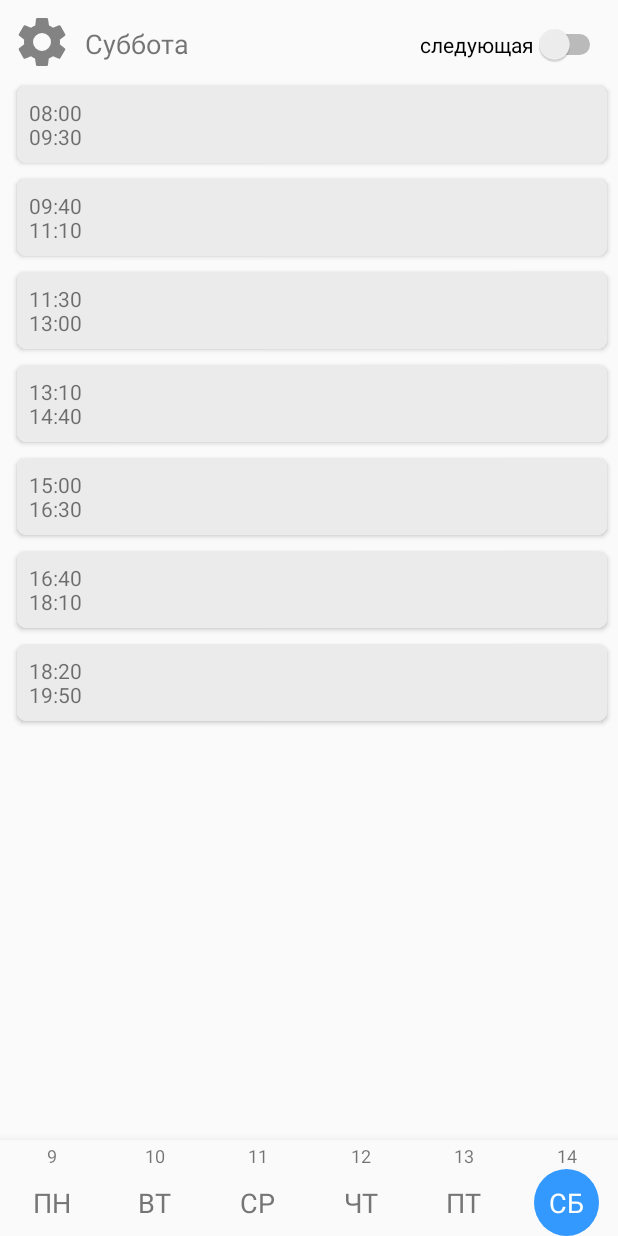
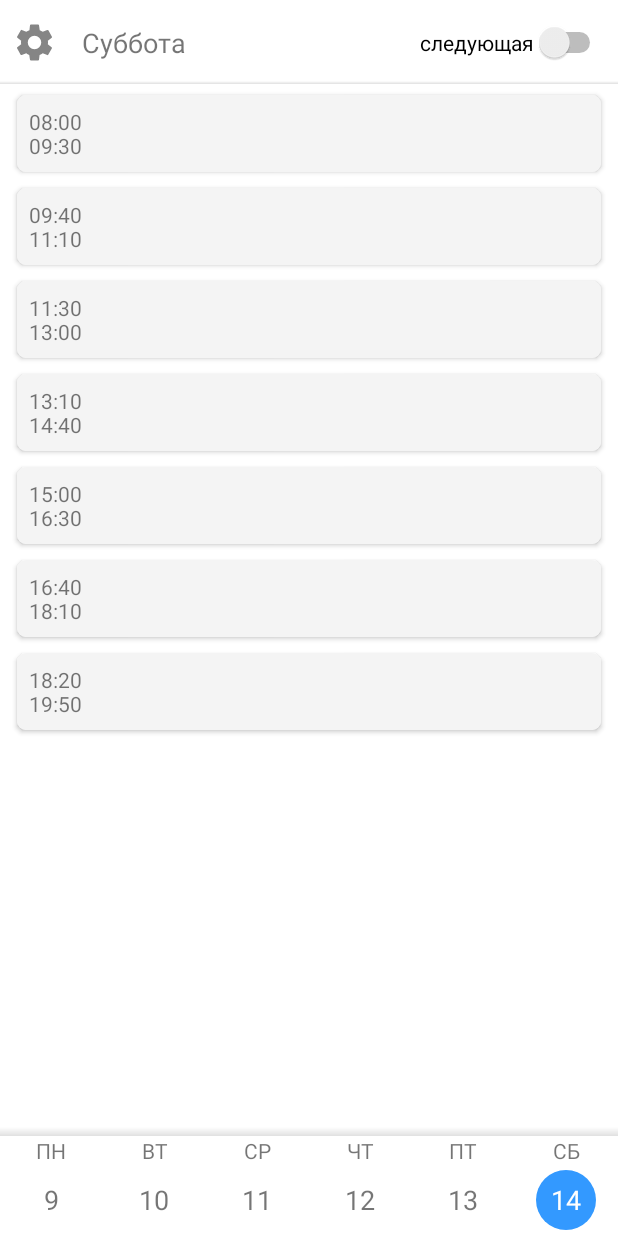
Before and after one commit to nsnk29/Schedule, an Android app: the screen it shows after launch (MainActivity), on a phone screen of 412 x 824 dp. Run offline under Robolectric (Android 15) with nearby library versions, the phone set to English and light mode, and no system bars; libraries missing offline, so code that uses them is left out: io.realm, io.realm.kotlin; 4 statements that could not run were skipped.

Commit message:
design fixes

```diff
--- a/app/src/main/java/com/example/schedule/MainActivity.kt
+++ b/app/src/main/java/com/example/schedule/MainActivity.kt
@@ -49,6 +49,8 @@ class MainActivity : AppCompatActivity() {
         super.onCreate(savedInstanceState)
         setContentView(R.layout.activity_main)
         PreferenceManager.setDefaultValues(this, R.xml.root_preferences, false)
+
+
 
         getJSON()
         setSwitchAction()
--- a/app/src/main/java/com/example/schedule/SettingsActivity.kt
+++ b/app/src/main/java/com/example/schedule/SettingsActivity.kt
@@ -131,6 +131,7 @@ class SettingsActivity : AppCompatActivity(), TimePickerDialog.OnTimeSetListener
             val notificationTimePicker = findPreference<Preference>("notification_time_picker")
             notificationTimePicker?.setOnPreferenceClickListener {
                 val timePicker = TimePickerFragment()
+
                 timePicker.show(childFragmentManager, "Время для уведомления")
                 true
             }
--- a/app/src/main/java/com/example/schedule/TimePickerFragment.kt
+++ b/app/src/main/java/com/example/schedule/TimePickerFragment.kt
@@ -17,7 +17,7 @@ class TimePickerFragment : DialogFragment() {
         val minute = c.get(Calendar.MINUTE)
 
         return TimePickerDialog(
-            activity, activity as TimePickerDialog.OnTimeSetListener?, hour, minute + 1, DateFormat.is24HourFormat(
+            activity,R.style.TimePickerTheme, activity as TimePickerDialog.OnTimeSetListener?, hour, minute + 1, DateFormat.is24HourFormat(
                 activity
             )
         )
--- a/app/src/main/java/com/example/schedule/adapters/BottomRecycleAdapter.kt
+++ b/app/src/main/java/com/example/schedule/adapters/BottomRecycleAdapter.kt
@@ -59,21 +59,21 @@ class BottomRecycleAdapter(private val allWeekDates: ArrayList<Int>, var context
 
 
     override fun onBindViewHolder(holder: CustomViewHolder, position: Int) {
-        holder.itemView.wrapper2.layoutParams.width = itemWidth
-        holder.nameOfDayField.text = nameOfWeekdays[position]
-        holder.dateField.text = currentWeekDates[position].toString()
+        holder.itemView.wrapper.layoutParams.width = itemWidth
+        holder.nameOfDayField.text = currentWeekDates[position].toString()
+        holder.dateField.text = nameOfWeekdays[position]
 
         when {
             position == selectedDay -> {
-                holder.itemView.wrapper.setBackgroundResource(R.drawable.rounded_frame_filled)
+                holder.itemView.nameOfDay.setBackgroundResource(R.drawable.rounded_frame_filled)
                 holder.itemView.nameOfDay.setTextColor(ContextCompat.getColor(context, R.color.white))
             }
             (position == currentDay) and (nextWeek) -> {
-                holder.itemView.wrapper.setBackgroundResource(R.drawable.rounded_frame)
+                holder.itemView.nameOfDay.setBackgroundResource(R.drawable.rounded_frame)
                 holder.itemView.nameOfDay.setTextColor(ContextCompat.getColor(context, R.color.black))
             }
             else -> {
-                holder.itemView.wrapper.setBackgroundResource(0)
+                holder.itemView.nameOfDay.setBackgroundResource(0)
                 holder.itemView.nameOfDay.setTextColor(ContextCompat.getColor(context, R.color.black))
             }
         }
--- /dev/null
+++ b/app/src/main/res/drawable/shadow.xml
@@ -0,0 +1,6 @@
+<shape xmlns:android="http://schemas.android.com/apk/res/android">
+    <gradient
+            android:startColor="#1F000000"
+            android:endColor="#00FFFFFF"
+            android:angle="90" />
+</shape>
--- a/app/src/main/res/layout/activity_main.xml
+++ b/app/src/main/res/layout/activity_main.xml
@@ -2,34 +2,69 @@
 <androidx.constraintlayout.widget.ConstraintLayout xmlns:android="http://schemas.android.com/apk/res/android"
         xmlns:app="http://schemas.android.com/apk/res-auto"
         xmlns:tools="http://schemas.android.com/tools"
-        android:id="@+id/wrapper"
+        android:id="@+id/wrapperRecycler"
         android:layout_width="match_parent"
         android:layout_height="match_parent"
+        android:background="@color/whity"
         tools:context=".MainActivity">
+
+
+    <androidx.constraintlayout.widget.ConstraintLayout
+            android:id="@+id/topMenu"
+            android:layout_width="match_parent"
+            android:layout_height="?android:attr/actionBarSize"
+            app:layout_constraintEnd_toEndOf="parent"
+            app:layout_constraintStart_toStartOf="parent"
+            app:layout_constraintTop_toTopOf="parent">
+
+        <Switch
+                android:id="@+id/weekSwitch"
+                android:layout_width="wrap_content"
+                android:layout_height="wrap_content"
+                android:layout_marginEnd="8dp"
+                android:text="следующая"
+                android:textAlignment="textEnd"
+                app:layout_constraintBottom_toBottomOf="parent"
+                app:layout_constraintEnd_toEndOf="parent"
+                app:layout_constraintTop_toTopOf="parent" />
+
+        <ImageView
+                android:id="@+id/imageView"
+                android:layout_width="30dp"
+                android:layout_height="30dp"
+                android:layout_marginStart="8dp"
+                android:layout_marginTop="8dp"
+                android:layout_marginBottom="8dp"
+                android:onClick="startSettings"
+                app:layout_constraintBottom_toBottomOf="parent"
+                app:layout_constraintStart_toStartOf="parent"
+                app:layout_constraintTop_toTopOf="parent"
+                app:srcCompat="@drawable/ic_main_settings" />
+
+        <TextView
+                android:id="@+id/weekDayText"
+                android:layout_width="wrap_content"
+                android:layout_height="wrap_content"
+                android:layout_marginStart="16dp"
+                android:gravity="center"
+                android:text="TextView"
+                android:textSize="18sp"
+                app:layout_constraintBottom_toBottomOf="parent"
+                app:layout_constraintStart_toEndOf="@+id/imageView"
+                app:layout_constraintTop_toTopOf="parent" />
+    </androidx.constraintlayout.widget.ConstraintLayout>
 
     <androidx.recyclerview.widget.RecyclerView
             android:id="@+id/recycleViewBottom"
             android:layout_width="match_parent"
             android:layout_height="wrap_content"
-            android:background="@color/whity"
-            android:elevation="10dp"
+            android:elevation="4dp"
             android:orientation="horizontal"
+
             app:layout_constraintBottom_toBottomOf="parent"
             app:layout_constraintEnd_toEndOf="parent"
             app:layout_constraintStart_toStartOf="parent" />
 
-    <Switch
-            android:id="@+id/weekSwitch"
-            android:layout_width="wrap_content"
-            android:layout_height="wrap_content"
-            android:layout_marginEnd="8dp"
-            android:text="следующая"
-            android:textAlignment="textEnd"
-
-            app:layout_constraintBottom_toTopOf="@+id/recycleViewMain"
-            app:layout_constraintEnd_toEndOf="parent"
-            app:layout_constraintTop_toTopOf="@+id/imageView"
-            app:layout_constraintVertical_bias="0.533" />
 
     <androidx.recyclerview.widget.RecyclerView
 
@@ -37,36 +72,36 @@
             android:layout_width="match_parent"
             android:layout_height="0dp"
             android:layout_marginStart="4dp"
+            android:layout_marginEnd="4dp"
+            android:clipToPadding="false"
             android:padding="2dp"
+
             app:layout_constraintBottom_toTopOf="@+id/recycleViewBottom"
             app:layout_constraintEnd_toEndOf="parent"
+            app:layout_constraintHorizontal_bias="0.0"
             app:layout_constraintStart_toStartOf="parent"
-            app:layout_constraintTop_toBottomOf="@+id/imageView" />
+            app:layout_constraintTop_toBottomOf="@+id/topMenu" />
 
-    <TextView
-            android:id="@+id/weekDayText"
+    <View
+            android:id="@+id/view2"
+
             android:layout_width="wrap_content"
-            android:layout_height="wrap_content"
-            android:layout_marginStart="8dp"
-            android:gravity="center"
-            android:text="TextView"
-            android:textSize="18sp"
+            android:layout_height="6dp"
+            android:background="@drawable/shadow"
+            app:layout_constraintBottom_toTopOf="@+id/recycleViewBottom"
+            app:layout_constraintEnd_toEndOf="parent"
+            app:layout_constraintStart_toStartOf="parent" />
+
+    <View
+            android:id="@+id/view3"
+            android:layout_width="wrap_content"
+            android:layout_height="2dp"
+            app:layout_constraintEnd_toEndOf="parent"
+            app:layout_constraintStart_toStartOf="parent"
+            android:background="@drawable/shadow"
+            app:layout_constraintBottom_toBottomOf="@id/topMenu"
             app:layout_constraintBottom_toTopOf="@+id/recycleViewMain"
-            app:layout_constraintStart_toEndOf="@+id/imageView"
-            app:layout_constraintTop_toTopOf="@+id/imageView" />
-
-    <ImageView
-            android:id="@+id/imageView"
-            android:layout_width="40dp"
-            android:layout_height="40dp"
-            android:layout_marginStart="8dp"
-            android:layout_marginTop="8dp"
-            android:layout_marginBottom="2dp"
-            android:onClick="startSettings"
-            app:layout_constraintBottom_toTopOf="@+id/recycleViewMain"
-            app:layout_constraintStart_toStartOf="parent"
-            app:layout_constraintTop_toTopOf="parent"
-            app:srcCompat="@drawable/ic_main_settings" />
+            />
 
 
 </androidx.constraintlayout.widget.ConstraintLayout>
--- a/app/src/main/res/layout/card_layout.xml
+++ b/app/src/main/res/layout/card_layout.xml
@@ -46,12 +46,17 @@
                 android:layout_height="wrap_content"
                 android:layout_marginStart="8dp"
                 android:layout_marginTop="4dp"
+                android:layout_marginBottom="8dp"
                 android:background="#D81B60"
+                android:fontFamily="sans-serif-medium"
                 android:gravity="center"
                 android:minEms="5"
                 android:padding="4dp"
-                android:text="ПРАКТИКА"
+                android:text="практика"
+                android:textAllCaps="true"
                 android:textColor="@color/white"
+                android:textSize="10sp"
+                app:layout_constraintBottom_toBottomOf="parent"
                 app:layout_constraintStart_toEndOf="@+id/pair_time"
                 app:layout_constraintTop_toBottomOf="@+id/subject_name" />
 
@@ -60,12 +65,10 @@
                 android:layout_width="wrap_content"
                 android:layout_height="wrap_content"
                 android:layout_marginStart="8dp"
-                android:layout_marginTop="8dp"
-                android:layout_marginBottom="4dp"
+
                 android:text="Генералов П.Д."
-                app:layout_constraintBottom_toBottomOf="parent"
-                app:layout_constraintStart_toEndOf="@+id/pair_time"
-                app:layout_constraintTop_toBottomOf="@+id/type" />
+                app:layout_constraintStart_toEndOf="@+id/type"
+                app:layout_constraintTop_toTopOf="@+id/type" />
 
         <TextView
                 android:id="@+id/aud"
--- a/app/src/main/res/layout/one_day_layout.xml
+++ b/app/src/main/res/layout/one_day_layout.xml
@@ -2,56 +2,45 @@
 <androidx.constraintlayout.widget.ConstraintLayout xmlns:android="http://schemas.android.com/apk/res/android"
         xmlns:app="http://schemas.android.com/apk/res-auto"
         xmlns:tools="http://schemas.android.com/tools"
+        android:id="@+id/wrapper"
         android:layout_width="wrap_content"
         android:layout_height="wrap_content"
         android:orientation="vertical">
 
-    <TextView
-            android:id="@+id/date"
+    <LinearLayout
             android:layout_width="match_parent"
-            android:layout_height="wrap_content"
-            android:layout_marginTop="2dp"
-
+            android:layout_height="match_parent"
             android:gravity="center"
-            android:text="29"
-            android:textSize="12sp"
-            app:autoSizeTextType="none"
+            android:orientation="vertical"
+            app:layout_constraintBottom_toBottomOf="parent"
             app:layout_constraintEnd_toEndOf="parent"
             app:layout_constraintStart_toStartOf="parent"
-            app:layout_constraintTop_toTopOf="parent" />
+            app:layout_constraintTop_toTopOf="parent">
 
-    <androidx.constraintlayout.widget.ConstraintLayout
-            android:id="@+id/wrapper2"
-            android:layout_width="45dp"
-            android:layout_height="45dp"
-            android:orientation="horizontal"
-            app:layout_constraintBottom_toBottomOf="parent"
-            app:layout_constraintEnd_toEndOf="parent"
-            app:layout_constraintHorizontal_bias="0.0"
-            app:layout_constraintStart_toStartOf="parent"
-            app:layout_constraintTop_toBottomOf="@+id/date"
-            app:layout_constraintVertical_bias="0.0">
+        <TextView
+                android:id="@+id/date"
+                android:layout_width="match_parent"
+                android:layout_height="wrap_content"
+                android:gravity="center"
+                android:text="31"
+                android:textColor="@color/black" />
 
         <LinearLayout
-                android:id="@+id/wrapper"
-                android:layout_width="wrap_content"
-                android:layout_height="wrap_content"
-                android:background="@drawable/rounded_frame_filled"
-                android:orientation="horizontal"
-                app:layout_constraintBottom_toBottomOf="parent"
-                app:layout_constraintEnd_toEndOf="parent"
-                app:layout_constraintStart_toStartOf="parent"
-                app:layout_constraintTop_toTopOf="parent">
+                android:layout_width="40dp"
+                android:layout_height="40dp"
+                android:layout_marginTop="3dp"
+                android:layout_marginBottom="4dp"
+                android:gravity="center"
+                android:orientation="vertical">
 
             <TextView
                     android:id="@+id/nameOfDay"
-                    android:layout_width="wrap_content"
-                    android:layout_height="wrap_content"
-
-                    android:padding="10dp"
-                    android:text="СР"
+                    android:layout_width="match_parent"
+                    android:layout_height="match_parent"
+                    android:gravity="center"
+                    android:text="ПТ"
+                    android:textColor="@color/black"
                     android:textSize="18sp" />
         </LinearLayout>
-
-    </androidx.constraintlayout.widget.ConstraintLayout>
+    </LinearLayout>
 </androidx.constraintlayout.widget.ConstraintLayout>
--- a/app/src/main/res/layout/toolbar.xml
+++ b/app/src/main/res/layout/toolbar.xml
@@ -5,6 +5,4 @@
                                    android:background="@color/colorPrimary"
                                    android:elevation="4dp"
                                    android:theme="@style/ThemeOverlay.AppCompat.Dark.ActionBar">
-
-
 </androidx.appcompat.widget.Toolbar>
--- a/app/src/main/res/values/colors.xml
+++ b/app/src/main/res/values/colors.xml
@@ -1,16 +1,18 @@
 <?xml version="1.0" encoding="utf-8"?>
 <resources>
     <color name="colorPrimary">#1E88E5</color>
-    <color name="colorPrimaryDark">#297ccf</color>
+    <color name="colorPrimaryDark">#bababa</color>
     <color name="colorAccent">#D81B60</color>
     <color name="white">#FFFFFF</color>
-    <color name="whity">#FAFAFA</color>
-    <color name="black">#757575</color>
+    <color name="whity">#FFFFFFFF</color>
+    <color name="black">#8a000000</color>
     <color name="blue">#3D5AFE</color>
     <color name="red">#D32F2F</color>
     <color name="lecture_color">#3399ff</color>
     <color name="practice_color">#EE0033</color>
-    <color name="empty_pairs">#ebebeb</color>
+    <color name="empty_pairs">#F4F4F4</color>
+    <color name="trans">#00FFFFFF</color>
+
 
 
 </resources>
--- a/app/src/main/res/values/strings.xml
+++ b/app/src/main/res/values/strings.xml
@@ -23,4 +23,6 @@
 
     <string name="preference_file_key">settings</string>
 
+
+
 </resources>
--- a/app/src/main/res/values/styles.xml
+++ b/app/src/main/res/values/styles.xml
@@ -4,8 +4,14 @@
         <item name="colorPrimary">@color/colorPrimary</item>
         <item name="colorPrimaryDark">@color/colorPrimaryDark</item>
         <item name="colorAccent">@color/colorAccent</item>
+        <item name="android:windowLightStatusBar">true</item>
+    </style>
+
+    <style name="TimePickerTheme" parent="Theme.AppCompat.Light.Dialog">
+        <item name="colorAccent">@color/colorPrimary</item>
+        <item name="android:layout_width">wrap_content</item>
+        <item name="android:layout_height">wrap_content</item>
     </style>
 
 
-
 </resources>
```
